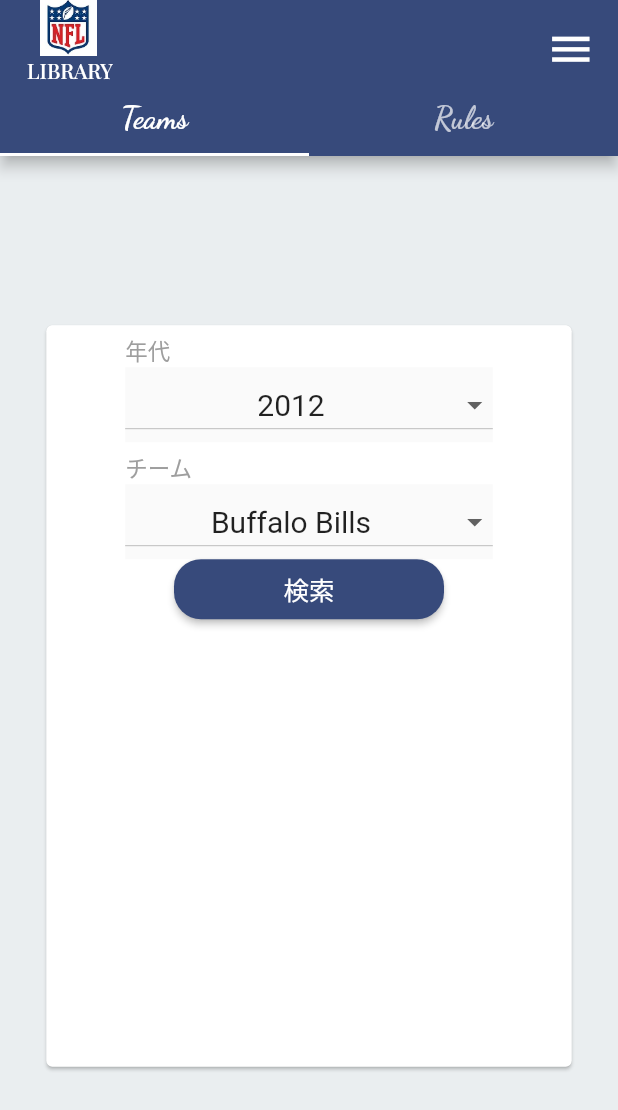
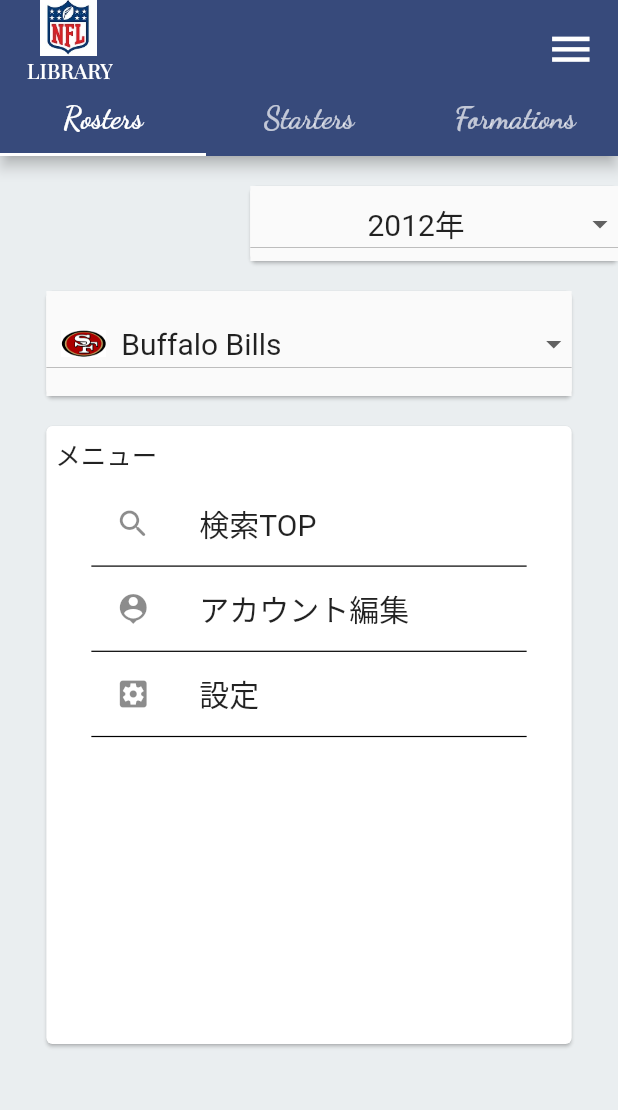
Before and after one commit to toshi1023/nfl-library-app, a Flutter app: the screen it shows after launch, after a tap on "検索", on a phone screen of 412 x 824 dp. Shown: the top 1110 px of the screen. Run offline on Flutter 3.47's test engine with Material 2 defaults, Android fonts, the phone set to English and light mode, and no system bars; our stand-ins replace flutter_riverpod; project files that could hold a hidden picture were left out.

Commit message:
implementing rosters page

```diff
--- a/lib/components/common/search_selectbox/team_select_box.dart
+++ b/lib/components/common/search_selectbox/team_select_box.dart
@@ -1,8 +1,16 @@
 /// チームの検索セレクトボックス
 
 import 'package:flutter/material.dart';
+import 'package:nfl_library/configs/const.dart';
 
 class TeamSelectBox extends StatefulWidget {
+  final bool pageType;
+
+  const TeamSelectBox({
+    Key? key,
+    required this.pageType,
+  }) : super(key: key);
+
   @override
   _TeamSelectBoxState createState() => _TeamSelectBoxState();
 }
@@ -20,22 +28,114 @@ class _TeamSelectBoxState extends State<TeamSelectBox> {
   }
 
   void setItems() {
+    // チーム名のフォントサイズを設定
+    final double fontSize = widget.pageType ? 17.0 : 20.0;
+
     _items
-      ..add(const DropdownMenuItem(
-        child: Center(child: Text('Buffalo Bills', textAlign: TextAlign.center, style: TextStyle(fontSize: 20.0))),
+      ..add(DropdownMenuItem(
         value: 1,
+        child: Center(
+          child: Row(
+            children: <Widget> [
+              Container(
+                margin: const EdgeInsets.all(10),
+                child: Image.asset(
+                  'images/favorite_teams/San_Francisco_49ers_logo_mini.png',
+                  width: AppNum.dropDownListImageSize,
+                ),
+              ),
+              Text(
+                'Buffalo Bills',
+                textAlign: TextAlign.center,
+                style: TextStyle(fontSize: fontSize)
+              ),
+            ],
+          )
+        ),
       ))
-      ..add(const DropdownMenuItem(
-        child: Center(child: Text('Miami Dolphins', textAlign: TextAlign.center, style: TextStyle(fontSize: 20.0))),
+      ..add(DropdownMenuItem(
         value: 2,
+        child: Center(
+            child: Row(
+              children: <Widget> [
+                Container(
+                  margin: const EdgeInsets.all(10),
+                  child: Image.asset(
+                    'images/favorite_teams/San_Francisco_49ers_logo_mini.png',
+                    width: AppNum.dropDownListImageSize,
+                  ),
+                ),
+                Text(
+                  'Miami Dolphins',
+                  textAlign: TextAlign.center,
+                  style: TextStyle(fontSize: fontSize)
+                ),
+              ],
+            )
+        ),
       ))
-      ..add(const DropdownMenuItem(
-        child: Center(child: Text('New England Patriots', textAlign: TextAlign.center, style: TextStyle(fontSize: 20.0))),
+      ..add(DropdownMenuItem(
         value: 3,
+        child: Center(
+            child: Row(
+              children: <Widget> [
+                Container(
+                  margin: const EdgeInsets.all(10),
+                  child: Image.asset(
+                    'images/favorite_teams/San_Francisco_49ers_logo_mini.png',
+                    width: AppNum.dropDownListImageSize,
+                  ),
+                ),
+                Text(
+                  'New England Patriots',
+                  textAlign: TextAlign.center,
+                  style: TextStyle(fontSize: fontSize)
+                ),
+              ],
+            )
+        ),
       ))
-      ..add(const DropdownMenuItem(
-        child: Center(child: Text('New York Jets', textAlign: TextAlign.center, style: TextStyle(fontSize: 20.0))),
+      ..add(DropdownMenuItem(
         value: 4,
+        child: Center(
+            child: Row(
+              children: <Widget> [
+                Container(
+                  margin: const EdgeInsets.all(10),
+                  child: Image.asset(
+                    'images/favorite_teams/San_Francisco_49ers_logo_mini.png',
+                    width: AppNum.dropDownListImageSize,
+                  ),
+                ),
+                Text(
+                  'New York Jets',
+                  textAlign: TextAlign.center,
+                  style: TextStyle(fontSize: fontSize)
+                ),
+              ],
+            )
+        ),
+      ))
+      ..add(DropdownMenuItem(
+        value: 5,
+        child: Center(
+            child: Row(
+              children: <Widget> [
+                Container(
+                  margin: const EdgeInsets.all(10),
+                  child: Image.asset(
+                    'images/favorite_teams/San_Francisco_49ers_logo_mini.png',
+                    width: AppNum.dropDownListImageSize,
+                  ),
+                ),
+                Text(
+                    'Washington Commanders',
+                    textAlign: TextAlign.center,
+                    style: TextStyle(fontSize: fontSize)
+                ),
+              ],
+            )
+        ),
       ));
   }
 
--- a/lib/components/common/search_selectbox/year_select_box.dart
+++ b/lib/components/common/search_selectbox/year_select_box.dart
@@ -22,15 +22,15 @@ class _YearSelectBoxState extends State<YearSelectBox> {
   void setItems() {
     _items
       ..add(const DropdownMenuItem(
-        child: Center(child: Text('2012', textAlign: TextAlign.center, style: TextStyle(fontSize: 20.0))),
+        child: Center(child: Text('2012年', textAlign: TextAlign.center, style: TextStyle(fontSize: 20.0))),
         value: 2012,
       ))
       ..add(const DropdownMenuItem(
-        child: Center(child: Text('2013', textAlign: TextAlign.center, style: TextStyle(fontSize: 20.0))),
+        child: Center(child: Text('2013年', textAlign: TextAlign.center, style: TextStyle(fontSize: 20.0))),
         value: 2013,
       ))
       ..add(const DropdownMenuItem(
-        child: Center(child: Text('2014', textAlign: TextAlign.center, style: TextStyle(fontSize: 20.0))),
+        child: Center(child: Text('2014年', textAlign: TextAlign.center, style: TextStyle(fontSize: 20.0))),
         value: 2014,
       ));
   }
--- a/lib/components/search/rules_search.dart
+++ b/lib/components/search/rules_search.dart
@@ -15,6 +15,8 @@ class RulesSearch extends StatelessWidget {
     final double cardSearchHeight = MediaQuery.of(context).size.height * 0.6;
     // cardのwidthを定義
     final double cardWidth = MediaQuery.of(context).size.width * AppNum.cardWidth;
+    // ドロップラウンリストのwidthを定義
+    final double dropDownlistWidth = cardWidth * 0.8;
 
     return Scaffold(
         backgroundColor: AppColor.backColor,
@@ -28,7 +30,7 @@ class RulesSearch extends StatelessWidget {
                   mainAxisAlignment: MainAxisAlignment.center,
                   children: <Widget>[
                     SizedBox(
-                        width: cardWidth * 0.7,
+                        width: dropDownlistWidth,
                         height: cardSearchHeight,
                         child: Column(
                           children: [
@@ -46,7 +48,7 @@ class RulesSearch extends StatelessWidget {
                               ),
                             ),
                             SizedBox(
-                              width: cardWidth * 0.7,
+                              width: dropDownlistWidth,
                               height: 50,
                               child: OffenceDefenceKickSelectBox(),
                             ),
@@ -64,7 +66,7 @@ class RulesSearch extends StatelessWidget {
                               ),
                             ),
                             SizedBox(
-                              width: cardWidth * 0.7,
+                              width: dropDownlistWidth,
                               height: 50,
                               child: PenaltyYardSelectBox(),
                             ),
--- a/lib/components/search/teams_search.dart
+++ b/lib/components/search/teams_search.dart
@@ -17,6 +17,8 @@ class TeamsSearch extends StatelessWidget {
     final double cardSearchHeight = MediaQuery.of(context).size.height * 0.6;
     // cardのwidthを定義
     final double cardWidth = MediaQuery.of(context).size.width * AppNum.cardWidth;
+    // ドロップラウンリストのwidthを定義
+    final double dropDownlistWidth = cardWidth * 0.8;
 
     return Scaffold(
         backgroundColor: AppColor.backColor,
@@ -30,7 +32,7 @@ class TeamsSearch extends StatelessWidget {
                     mainAxisAlignment: MainAxisAlignment.center,
                     children: <Widget>[
                       SizedBox(
-                        width: cardWidth * 0.7,
+                        width: dropDownlistWidth,
                         height: cardSearchHeight,
                         child: Column(
                           children: [
@@ -48,7 +50,7 @@ class TeamsSearch extends StatelessWidget {
                               ),
                             ),
                             SizedBox(
-                              width: cardWidth * 0.7,
+                              width: dropDownlistWidth,
                               height: 50,
                               child: YearSelectBox(),
                             ),
@@ -66,16 +68,17 @@ class TeamsSearch extends StatelessWidget {
                               ),
                             ),
                             SizedBox(
-                              width: cardWidth * 0.7,
+                              width: dropDownlistWidth,
                               height: 50,
-                              child: TeamSelectBox(),
+                              child: const TeamSelectBox(pageType: true),
                             ),
                             SizedBox(
                                 height: 40,
                                 width: 180,
                                 child: ElevatedButton(
                                   onPressed: () {
-                                    // ログインページへ遷移
+                                    // ロスターページへ遷移
+                                    Navigator.of(context).pushNamed("/rosters");
                                   },
                                   style: ElevatedButton.styleFrom(
                                     primary: AppColor.mainColor, //ボタンの背景色
--- a/lib/configs/const.dart
+++ b/lib/configs/const.dart
@@ -22,6 +22,7 @@ class AppNum {
   static const double tabFont = 20.0;
   static const double formLabel = 15.0;
   static const double cardTitleSize = 17.0;
+  static const double dropDownListImageSize = 30.0;
 
   // SearchTopPageのコンポーネント用定数
   static const double searchCard = 40.0;
--- a/lib/main.dart
+++ b/lib/main.dart
@@ -4,6 +4,7 @@ import 'package:nfl_library/pages/accounts/login_page.dart';
 import 'package:nfl_library/pages/search/search_top_page.dart';
 import 'package:nfl_library/pages/menus/logged_in_menu_page.dart';
 import 'package:nfl_library/pages/menus/not_logged_in_menu_page.dart';
+import 'package:nfl_library/pages/rosters/rosters_page.dart';
 import 'package:flutter_riverpod/flutter_riverpod.dart';
 import 'package:nfl_library/pages/settings/settings_page.dart';
 
@@ -31,6 +32,7 @@ class MyApp extends StatelessWidget {
         '/login': (BuildContext context) => const LoginPage(),
         '/account_register': (BuildContext context) => const AccountRegisterPage(),
         '/settings': (BuildContext context) => const SettingsPage(),
+        '/rosters': (BuildContext context) => const RostersPage(),
       },
     );
   }
--- /dev/null
+++ b/lib/pages/rosters/rosters_page.dart
@@ -0,0 +1,204 @@
+/// ログイン済みの場合のメニュー画面
+
+import 'package:flutter/cupertino.dart';
+import 'package:flutter/material.dart';
+import 'package:nfl_library/components/common/app_bar/app_main_bar.dart';
+import '../../components/common/search_selectbox/year_select_box.dart';
+import '../../components/common/search_selectbox/team_select_box.dart';
+import '../../configs/const.dart';
+
+const List<Tab> tabs = <Tab>[
+  Tab(text: 'Rosters'),
+  Tab(text: 'Starters'),
+  Tab(text: 'Formations')
+];
+
+class RostersPage extends StatelessWidget {
+  @override
+  const RostersPage({Key? key}) : super(key: key);
+
+  @override
+  Widget build(BuildContext context) {
+    final double cardFavoriteHeight;
+    final double cardMenuHeight;
+
+    // iPhone8の画面サイズ
+    if(MediaQuery.of(context).size.height == AppNum.iphoneHeight8) {
+      // お気に入りチームのcardのheightを定義
+      cardFavoriteHeight = MediaQuery.of(context).size.height * 0.4;
+      // メニューのcardのheightを定義
+      cardMenuHeight = MediaQuery.of(context).size.height * 0.5;
+    } else {
+      // お気に入りチームのcardのheightを定義
+      cardFavoriteHeight = MediaQuery.of(context).size.height * 0.28;
+      // メニューのcardのheightを定義
+      cardMenuHeight = MediaQuery.of(context).size.height * 0.5;
+    }
+    // cardのwidthを定義
+    final double cardWidth = MediaQuery.of(context).size.width * AppNum.cardWidth;
+    // 年代表記のpadding設定
+    const double yearPadding = 3.0;
+    // メニュー一覧を格納
+    const Map<String, int> menuList = <String, int>{
+      AppTitleWord.menuTitleTop: 0xf013d,
+      AppTitleWord.menuTitleAccountEdit: 0xe498,
+      AppTitleWord.menuTitleSetting: 0xec76
+    };
+
+    return DefaultTabController(
+        length: tabs.length,
+        child: Builder(builder: (BuildContext context) {
+          final TabController tabController = DefaultTabController.of(context)!;
+          tabController.addListener(() {
+            if (!tabController.indexIsChanging) {
+              // Your code goes here.
+              // To get index of current tab use tabController.index
+            }
+          });
+          return Scaffold(
+            appBar: AppBar(
+              centerTitle: false,
+              automaticallyImplyLeading: false,
+              title: Column(
+                children: [
+                  Image.asset(
+                    AppImages.nflLogoImage,
+                    width: AppNum.appBarLogo,
+                  ),
+                  const Padding(
+                    padding: EdgeInsets.only(left: 2.0),
+                    child: Text('LIBRARY', style: TextStyle(
+                        fontSize: 14,
+                        fontFamily: 'Playfair_Display'
+                    )),
+                  ),
+                ],
+              ),
+              actions: [
+                Padding(
+                    padding: const EdgeInsets.all(8.0),
+                    child: IconButton(
+                      icon: const Icon(
+                        Icons.menu,
+                        color: Colors.white,
+                        size: 33,
+                      ),
+                      onPressed: () {
+                        // メニューページを開く
+                        Navigator.of(context).pushNamed("/logged_in_menu");
+                      },
+                    )
+                ),
+              ],
+              backgroundColor: AppColor.mainColor,
+              bottom: const TabBar(
+                indicatorColor: Colors.white,
+                labelStyle: TextStyle(
+                    fontSize: AppNum.tabFont,
+                    fontWeight: FontWeight.bold,
+                    fontFamily: 'Dancing_Script'
+                ),
+                tabs: tabs,
+              ),
+            ),
+            backgroundColor: AppColor.backColor,
+            body: SingleChildScrollView(
+              child: Center(
+                child: Column(
+                  mainAxisAlignment: MainAxisAlignment.spaceAround,
+                  children: <Widget> [
+                    Align(
+                      alignment: Alignment.topRight,
+                      child: Card(
+                        margin: const EdgeInsets.only(top: AppNum.cardMargin),
+                        child: SizedBox(
+                          width: cardWidth * 0.7,
+                          height: 50,
+                          child: YearSelectBox(),
+                        ),
+                      )
+                    ),
+                    Card(
+                      margin: const EdgeInsets.only(top: AppNum.cardMargin),
+                      child: SizedBox(
+                        width: cardWidth,
+                        height: 70,
+                        child: const TeamSelectBox(pageType: false),
+                      ),
+                    ),
+                    Card(
+                      margin: const EdgeInsets.all(AppNum.cardMargin),
+                      child: Column(
+                        children: [
+                          SizedBox(
+                            width: cardWidth,
+                            height: cardMenuHeight,
+                            child: Column(
+                              children: [
+                                Align(
+                                  alignment: Alignment.topLeft,
+                                  child: Container(
+                                      margin: const EdgeInsets.all(AppNum.subtitle),
+                                      child: const Text(
+                                        'メニュー',
+                                        style: TextStyle(fontSize: AppNum.cardTitleSize),
+                                      )
+                                  ),
+                                ),
+
+                                // 上下中央に配置できないため、質問する
+                                Expanded(
+                                  child: ListView.builder(
+                                      padding: const EdgeInsets.only(left: 30, right: 30),
+                                      itemCount: menuList.length,
+                                      itemBuilder: (context, int index) {
+                                        String key = menuList.keys.elementAt(index);
+                                        return InkWell(
+                                            onTap: () {
+                                              // 検索TOPがクリックされた時
+                                              if(key == AppTitleWord.menuTitleTop)
+                                                Navigator.of(context).pushNamed("/home");
+                                              // アカウント編集がクリックされた時
+                                              // if(key == AppTitleWord.menuTitleAccountEdit)
+                                              // 設定がクリックされた時
+                                              if(key == AppTitleWord.menuTitleSetting)
+                                                Navigator.of(context).pushNamed("/settings");
+                                            },
+                                            child: Container(
+                                              decoration: const BoxDecoration(
+                                                  border: Border(bottom: BorderSide(
+                                                    color: Colors.black,
+                                                    width: 0.8,
+                                                  ))
+                                              ),
+                                              child: ListTile(
+                                                leading: Icon(
+                                                    IconData(menuList[key]!, fontFamily: 'MaterialIcons')
+                                                ),
+                                                title: Text(
+                                                    key,
+                                                    style: const TextStyle(
+                                                        fontSize: 20
+                                                    )
+                                                ),
+                                              ),
+                                            )
+                                        );
+                                      }
+                                  ),
+                                )
+                              ],
+                            ),
+                          ),
+                        ],
+                      ),
+                    )
+                  ],
+                ),
+              ),
+            )
+          );
+      }),
+    );
+  }
+}
```
